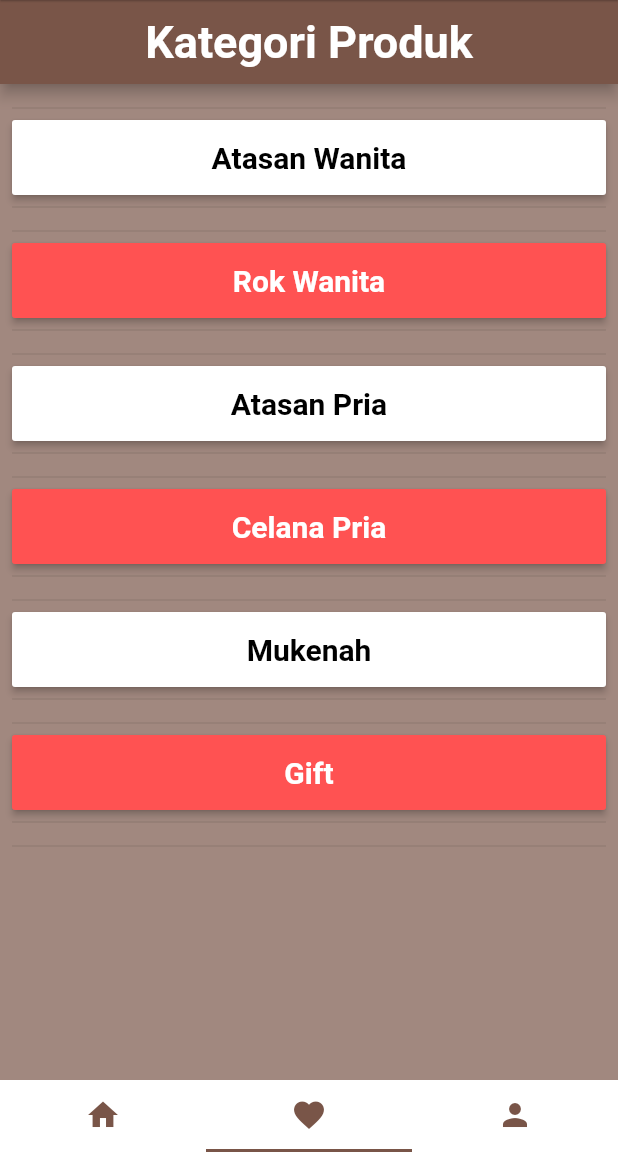
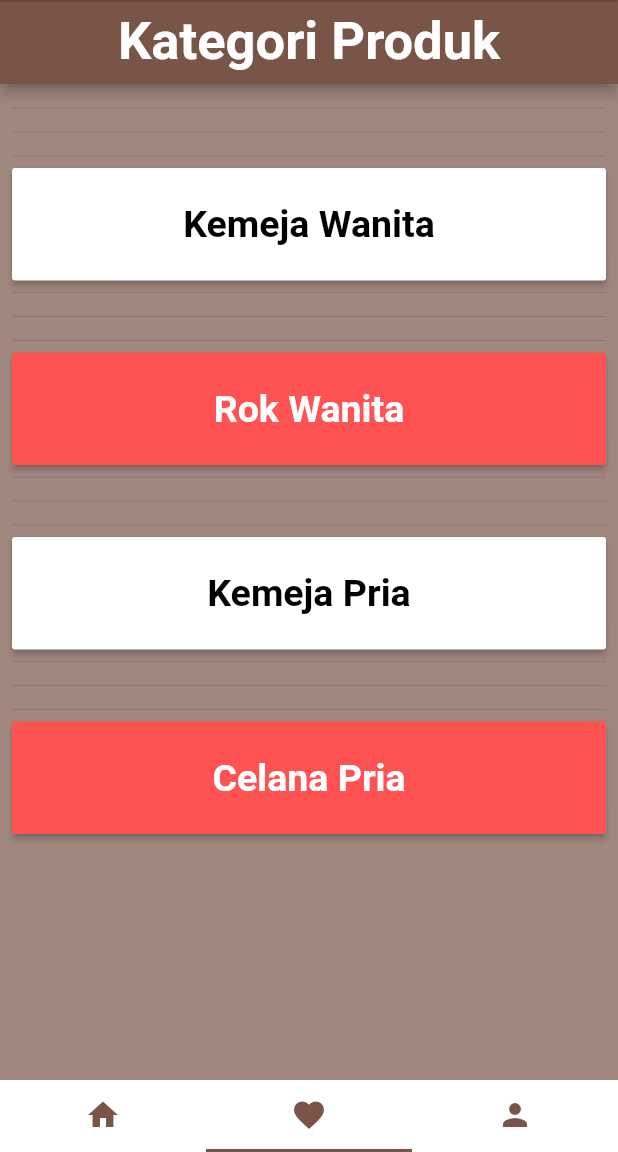
Before and after one commit to room2468/12-final-project-nona-s, a Flutter app: the HomePage screen opened by its route, item 2 of the bottom bar chosen, on a phone screen of 412 x 824 dp, the part 84-1236 px from its top. Run offline on Flutter 3.47's test engine with Material 2 defaults, Android fonts, the phone set to English and light mode, and no system bars; our stand-ins replace webview_flutter.

Commit message:
Update Halaman Kategori

```diff
--- a/lib/page_dua.dart
+++ b/lib/page_dua.dart
@@ -23,11 +23,10 @@ class PageDua extends StatelessWidget {
                 "Kategori Produk",
                 style: TextStyle(
                   color: Colors.white,
-                  fontSize: 30.0,
+                  fontSize: 35.0,
                   fontWeight: FontWeight.bold,
                 ),
               ),
-
               centerTitle: true,
             ),
             body: new Stack(children: <Widget>[
@@ -36,17 +35,19 @@ class PageDua extends StatelessWidget {
                 child: Column(
                   children: [
                     Divider(),
+                    Divider(),
+                    Divider(),
                     Container(
                       width: double.infinity,
-                      height: 50,
+                      height: 75,
                       // ignore: deprecated_member_use
                       child: RaisedButton(
                         color: Colors.white,
                         child: Text(
-                          "Atasan Wanita",
+                          "Kemeja Wanita",
                           style: TextStyle(
                             color: Colors.black,
-                            fontSize: 20.0,
+                            fontSize: 25.0,
                             fontWeight: FontWeight.bold,
                           ),
                         ),
@@ -57,9 +58,10 @@ class PageDua extends StatelessWidget {
                     ),
                     Divider(),
                     Divider(),
+                    Divider(),
                     Container(
                       width: double.infinity,
-                      height: 50,
+                      height: 75,
                       // ignore: deprecated_member_use
                       child: RaisedButton(
                         color: Colors.redAccent,
@@ -67,7 +69,7 @@ class PageDua extends StatelessWidget {
                           "Rok Wanita",
                           style: TextStyle(
                             color: Colors.white,
-                            fontSize: 20.0,
+                            fontSize: 25.0,
                             fontWeight: FontWeight.bold,
                           ),
                         ),
@@ -78,17 +80,18 @@ class PageDua extends StatelessWidget {
                     ),
                     Divider(),
                     Divider(),
+                    Divider(),
                     Container(
                       width: double.infinity,
-                      height: 50,
+                      height: 75,
                       // ignore: deprecated_member_use
                       child: RaisedButton(
                         color: Colors.white,
                         child: Text(
-                          "Atasan Pria",
+                          "Kemeja Pria",
                           style: TextStyle(
                             color: Colors.black,
-                            fontSize: 20.0,
+                            fontSize: 25.0,
                             fontWeight: FontWeight.bold,
                           ),
                         ),
@@ -99,9 +102,10 @@ class PageDua extends StatelessWidget {
                     ),
                     Divider(),
                     Divider(),
+                    Divider(),
                     Container(
                       width: double.infinity,
-                      height: 50,
+                      height: 75,
                       // ignore: deprecated_member_use
                       child: RaisedButton(
                         color: Colors.redAccent,
@@ -109,7 +113,7 @@ class PageDua extends StatelessWidget {
                           "Celana Pria",
                           style: TextStyle(
                             color: Colors.white,
-                            fontSize: 20.0,
+                            fontSize: 25.0,
                             fontWeight: FontWeight.bold,
                           ),
                         ),
@@ -118,52 +122,6 @@ class PageDua extends StatelessWidget {
                         },
                       ),
                     ),
-                    Divider(),
-                    Divider(),
-                    Container(
-                      width: double.infinity,
-                      height: 50,
-                      // ignore: deprecated_member_use
-                      child: RaisedButton(
-                        color: Colors.white,
-                        textColor: Colors.white,
-                        child: Text(
-                          "Mukenah",
-                          style: TextStyle(
-                            color: Colors.black,
-                            fontSize: 20.0,
-                            fontWeight: FontWeight.bold,
-                          ),
-                        ),
-                        onPressed: () {
-                          // Navigator.of(context).pushNamed(Recommendasi.tag);
-                        },
-                      ),
-                    ),
-                    Divider(),
-                    Divider(),
-                    Container(
-                      width: double.infinity,
-                      height: 50,
-                      // ignore: deprecated_member_use
-                      child: RaisedButton(
-                        color: Colors.redAccent,
-                        // textColor: Colors.white,
-                        child: Text(
-                          "Gift",
-                          style: TextStyle(
-                            color: Colors.white,
-                            fontSize: 20.0,
-                            fontWeight: FontWeight.bold,
-                          ),
-                        ),
-                        onPressed: () {
-                          // Navigator.of(context).pushNamed(Recommendasi.tag);
-                        },
-                      ),
-                    ),
-                    Divider(),
-                    Divider(),
                   ],
                 ),
               ),
```
